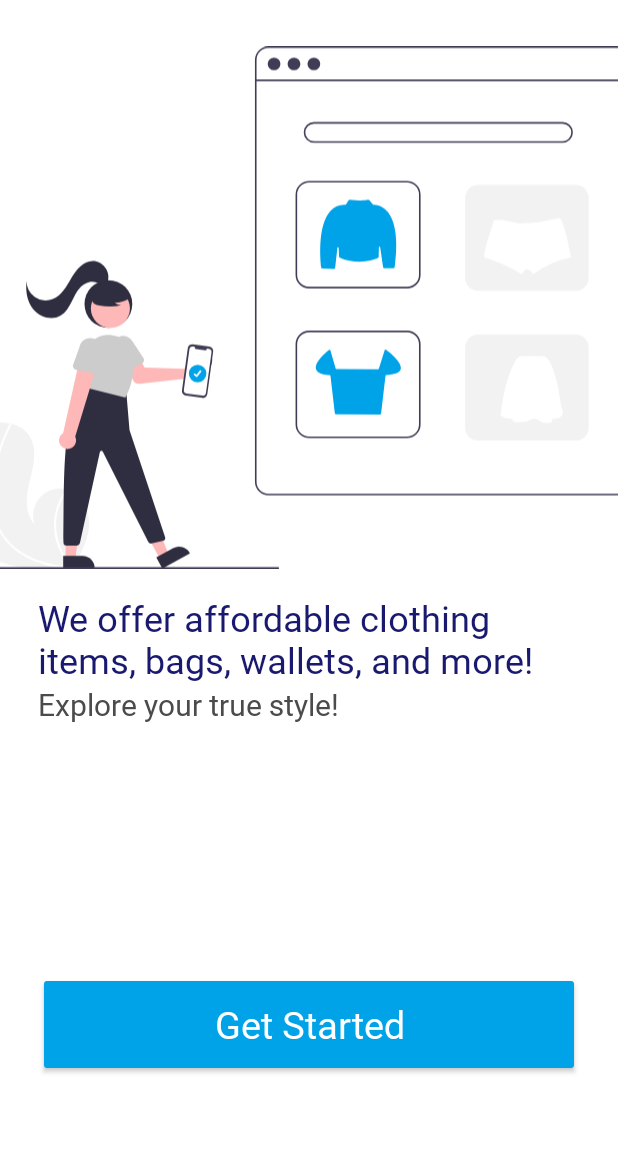
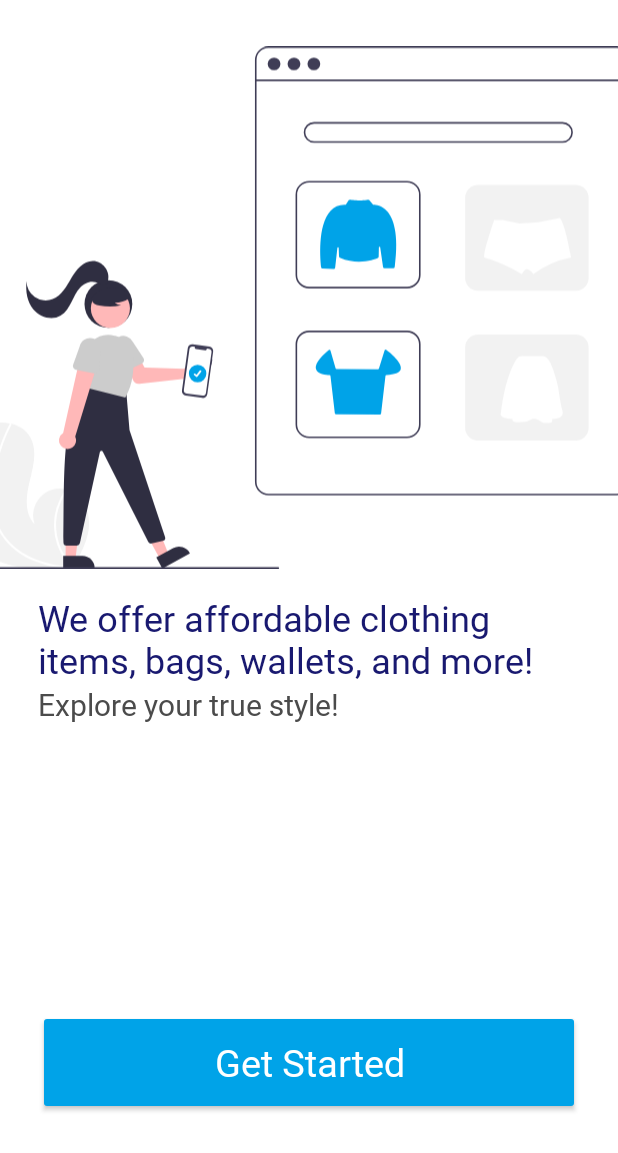
Before and after one commit to jeyymsantos/mineditse-android, an Android app: the screen it shows after launch (MainActivity), on a phone screen of 412 x 824 dp, the part 83-1236 px from its top. Run offline under Robolectric (Android 15) with nearby library versions, the phone set to English and light mode, and no system bars.

Commit message:
reupdated margin of button

```diff
--- a/app/src/main/res/layout/activity_main.xml
+++ b/app/src/main/res/layout/activity_main.xml
@@ -63,12 +63,6 @@
 
         </LinearLayout>
 
-        <LinearLayout
-            android:layout_width="match_parent"
-            android:layout_height="match_parent"
-            android:layout_marginBottom="25dp"
-            android:orientation="vertical">
-
         <FrameLayout
             android:layout_width="match_parent"
             android:layout_height="match_parent">
@@ -91,5 +85,3 @@
         </FrameLayout>
     </LinearLayout>
 </LinearLayout>
-
-</LinearLayout>
```
Lines whose indentation alone changed are shown as unchanged.
